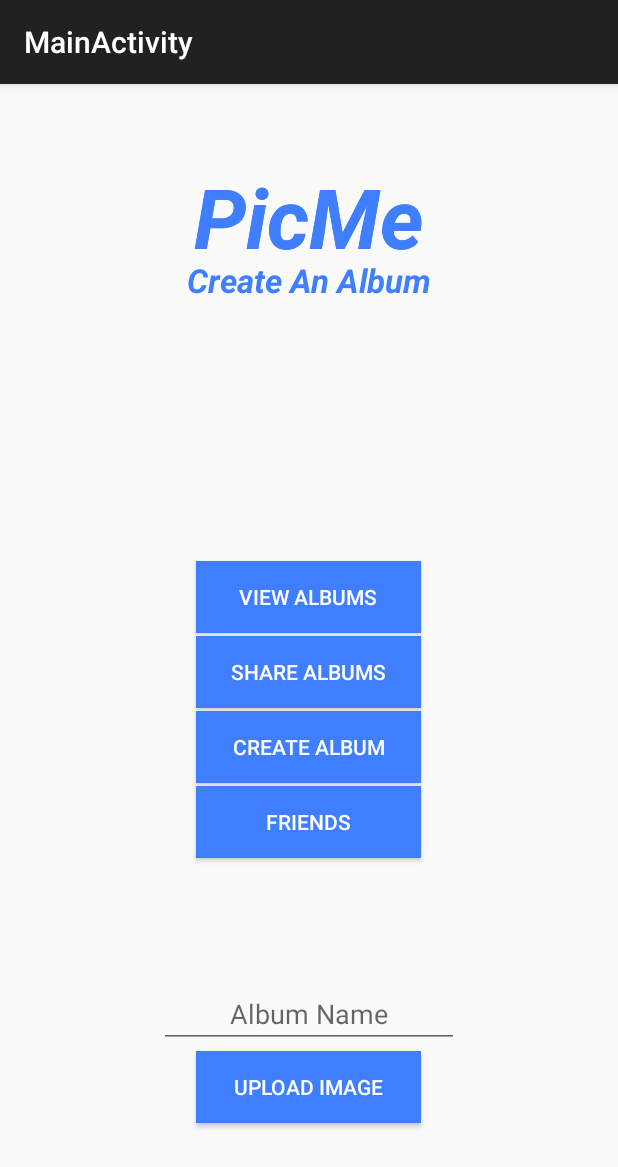
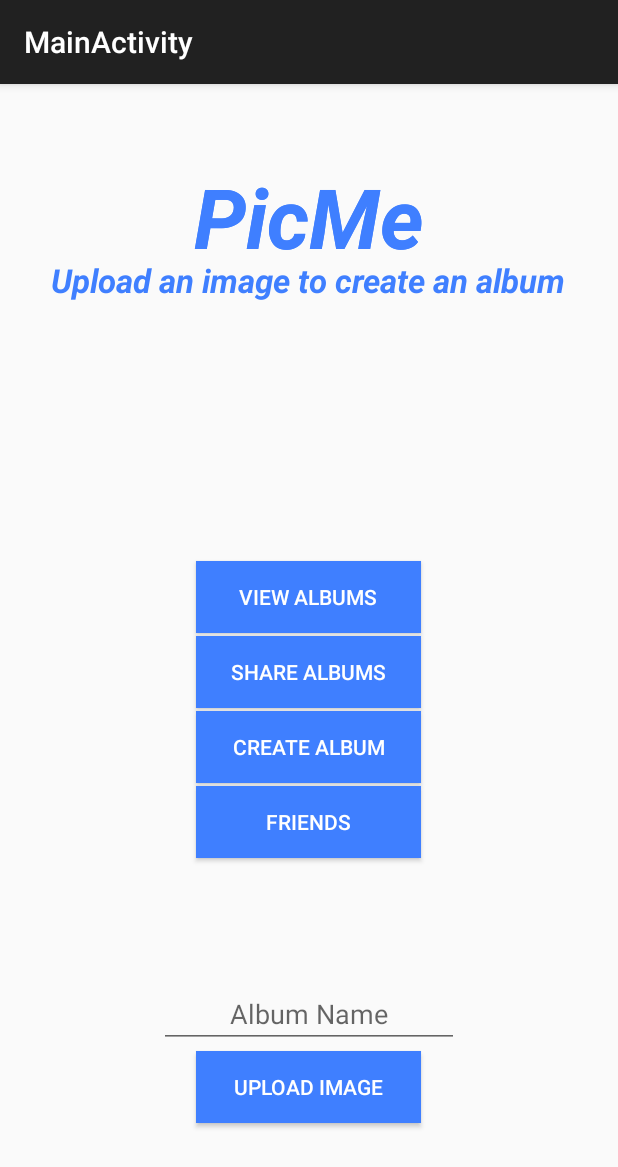
Before and after one commit to Matthancock03/cmpe137_project, an Android app: the fragment CreateAlbumFragment placed in its activity, on a phone screen of 412 x 824 dp. Shown: the top 1167 px of the screen. Run offline under Robolectric (Android 15) with nearby library versions, the phone set to English and light mode, and no system bars; libraries missing offline, so code that uses them is left out: com.firebase.client; 4 statements that could not run were skipped.

Commit message:
added more fragments

```diff
--- a/PicMe/app/src/main/res/layout/fragment_create_album.xml
+++ b/PicMe/app/src/main/res/layout/fragment_create_album.xml
@@ -48,7 +48,7 @@
     <TextView
         android:layout_width="wrap_content"
         android:layout_height="wrap_content"
-        android:text="Create An Album"
+        android:text="Upload an image to create an album"
         android:id="@+id/createHeader"
         android:layout_gravity="center_horizontal|top"
         android:layout_marginTop="100dp"
```
Also changed, not shown: PicMe/app/src/main/java/com/example/misanthropic/picme/CreateAlbumFragment.java (+32 -1 lines).
